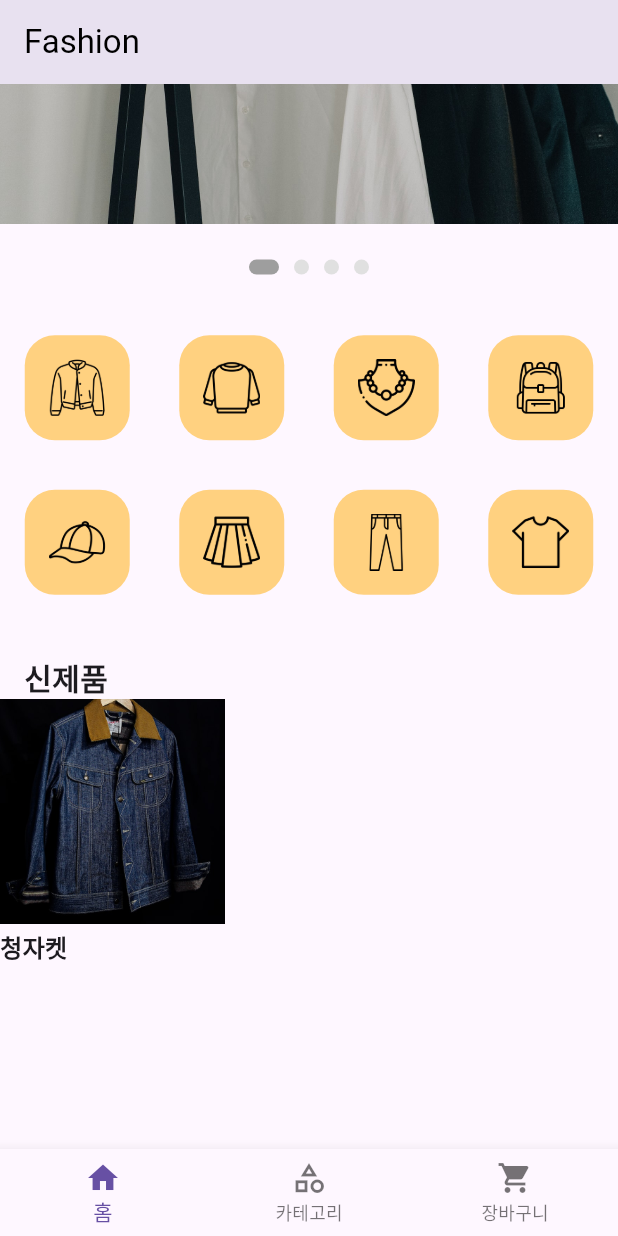
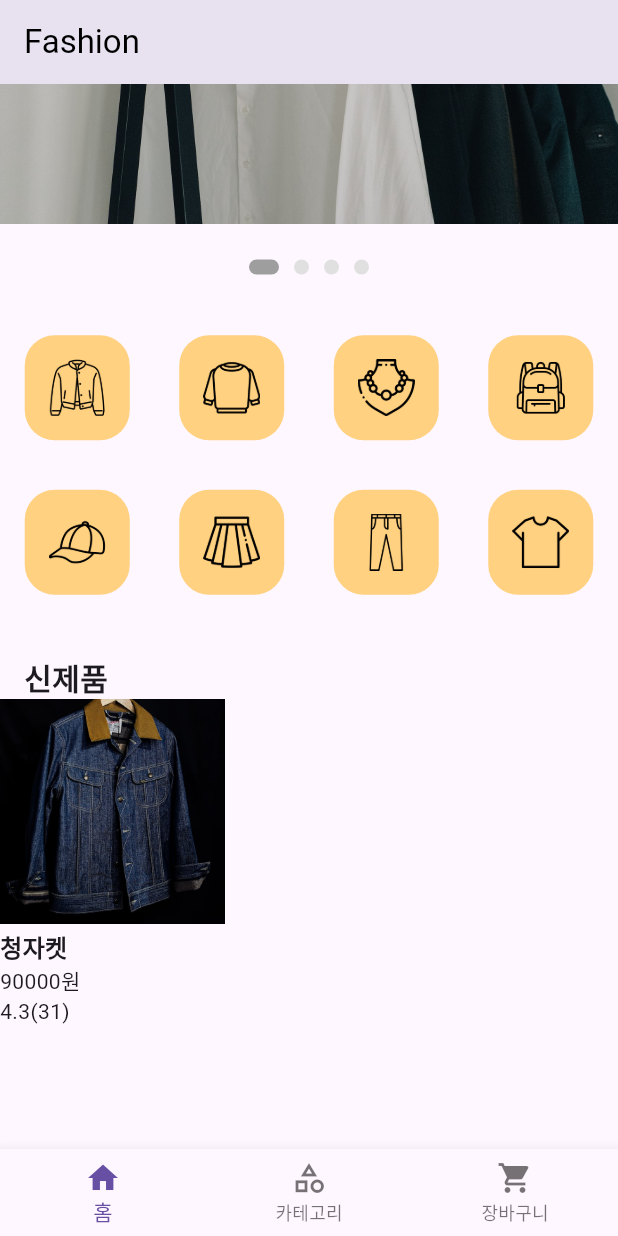
Before and after one commit to Yoon-so/flutter_ui, a Flutter app: the screen it shows after launch, scrolled down 207 dp, on a phone screen of 412 x 824 dp. Run offline on Flutter 3.47's test engine with Material 3 defaults, Android fonts, the phone set to English and light mode, and no system bars.

Commit message:
Update: home_widgets.dart (horizontal product list)

```diff
--- a/lib/screen/home/home_widgets.dart
+++ b/lib/screen/home/home_widgets.dart
@@ -58,13 +58,18 @@ class HomeWidgets {
               children: [
                 Image.asset(
                   productModel.image,
-                  width: double.infinity, height: 150,
+                  width: double.infinity,
+                  height: 150,
                   fit: BoxFit.cover,
                 ),
                 SizedBox(height: 4),
                 Text(
                   productModel.name,
                   style: TextStyle(fontSize: 16, fontWeight: FontWeight.w600),
+                ),
+                Text("${productModel.price}원"),
+                Text(
+                  "${productModel.reviewRating}(${productModel.reviewCont})",
                 ),
               ],
             ),
```
